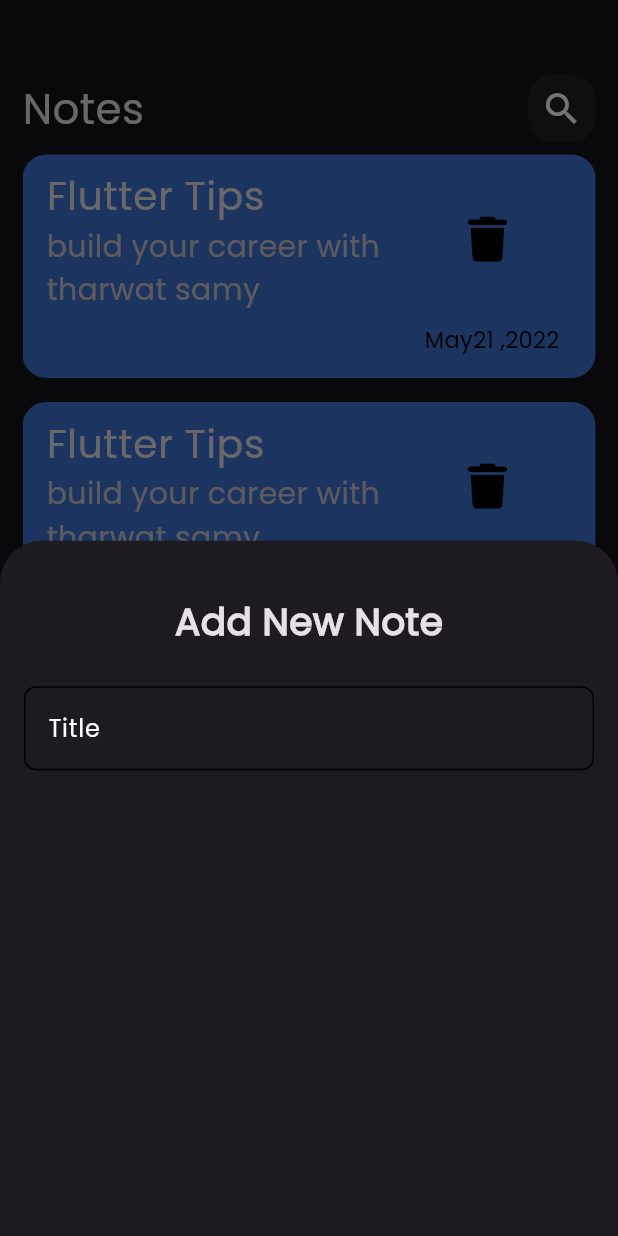
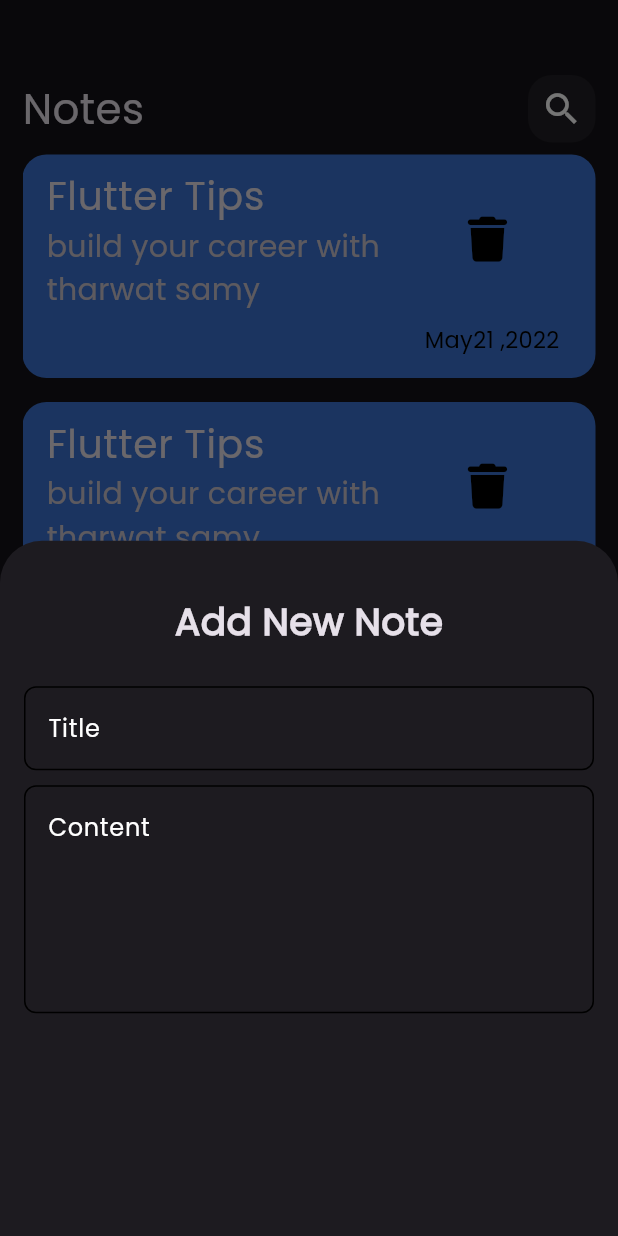
Before and after one commit to mostafaabuBakr9/notes_app, a Flutter app: the screen it shows after launch, after a tap on the "add" icon, on a phone screen of 412 x 824 dp. Run offline on Flutter 3.47's test engine with Material 3 defaults, Android fonts, the phone set to English and light mode, and no system bars; our stand-ins replace font_awesome_flutter.

Commit message:
add fields to bottom sheet

```diff
--- a/lib/Views/widgets/add_note_bottom_sheet.dart
+++ b/lib/Views/widgets/add_note_bottom_sheet.dart
@@ -20,7 +20,17 @@ class AddNoteBottomSheet extends StatelessWidget {
           SizedBox(
             height: 25,
           ),
-          CustomTextField()
+          CustomTextField(
+            hint: 'Title',
+            maxlines: 1,
+          ),
+          SizedBox(
+            height: 10,
+          ),
+          CustomTextField(
+            hint: 'Content',
+            maxlines: 5,
+          )
         ],
       ),
     );
--- a/lib/Views/widgets/custom_text_field.dart
+++ b/lib/Views/widgets/custom_text_field.dart
@@ -1,16 +1,18 @@
 import 'package:flutter/material.dart';
 
 class CustomTextField extends StatelessWidget {
-  const CustomTextField({super.key});
-
+  CustomTextField({super.key, required this.hint, required this.maxlines});
+  String hint;
+  int maxlines;
   @override
   Widget build(BuildContext context) {
     return TextField(
       cursorColor: Colors.white,
+      maxLines: maxlines,
       decoration: InputDecoration(
           border: buildborder(),
           enabledBorder: buildborder(),
-          hintText: 'Title',
+          hintText: hint,
           hintStyle: TextStyle(color: Colors.white)),
     );
   }
```
